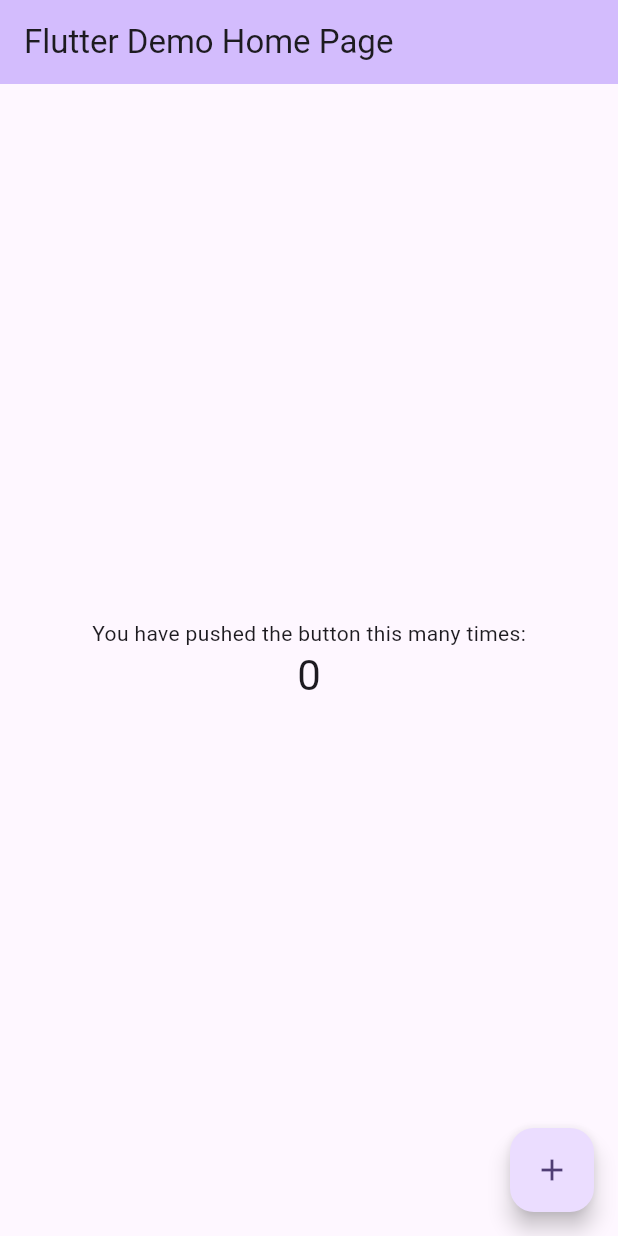
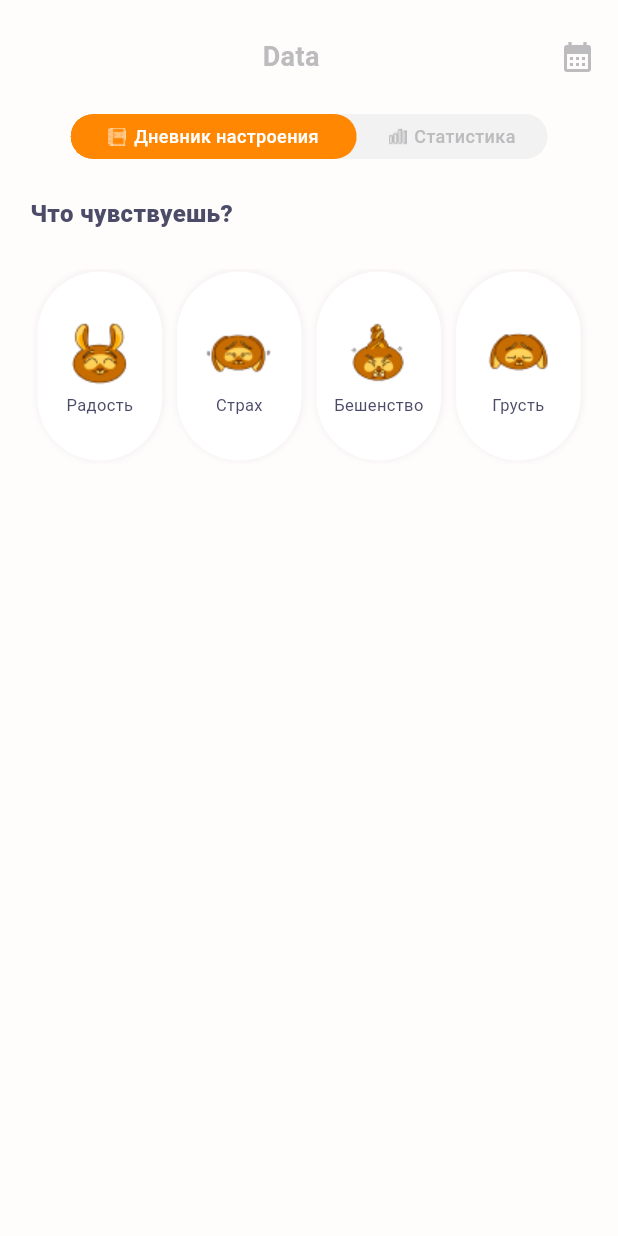
Before and after one commit to malerco/evm_test_task, a Flutter app: the screen it shows after launch, on a phone screen of 412 x 824 dp. Run offline on Flutter 3.47's test engine with Material 3 defaults, Android fonts, the phone set to English and light mode, and no system bars.

Commit message:
added toggle button and feeling list

```diff
--- a/lib/main.dart
+++ b/lib/main.dart
@@ -1,4 +1,7 @@
+import 'package:evm_test_task/ui/screens/main_screen/main_screen.dart';
+import 'package:evm_test_task/ui/screens/main_screen/main_screen_view_model.dart';
 import 'package:flutter/material.dart';
+import 'package:provider/provider.dart';
 
 void main() {
   runApp(const MyApp());
@@ -11,115 +14,15 @@ class MyApp extends StatelessWidget {
   @override
   Widget build(BuildContext context) {
     return MaterialApp(
-      title: 'Flutter Demo',
+      debugShowCheckedModeBanner: false,
+      title: 'Malerco TestTask',
       theme: ThemeData(
-        // This is the theme of your application.
-        //
-        // TRY THIS: Try running your application with "flutter run". You'll see
-        // the application has a purple toolbar. Then, without quitting the app,
-        // try changing the seedColor in the colorScheme below to Colors.green
-        // and then invoke "hot reload" (save your changes or press the "hot
-        // reload" button in a Flutter-supported IDE, or press "r" if you used
-        // the command line to start the app).
-        //
-        // Notice that the counter didn't reset back to zero; the application
-        // state is not lost during the reload. To reset the state, use hot
-        // restart instead.
-        //
-        // This works for code too, not just values: Most code changes can be
+
         // tested with just a hot reload.
         colorScheme: ColorScheme.fromSeed(seedColor: Colors.deepPurple),
         useMaterial3: true,
       ),
-      home: const MyHomePage(title: 'Flutter Demo Home Page'),
+      home: ChangeNotifierProvider(create: (context) => MainScreenViewModel(), child: MainScreen()),
     );
   }
 }
-
-class MyHomePage extends StatefulWidget {
-  const MyHomePage({super.key, required this.title});
-
-  // This widget is the home page of your application. It is stateful, meaning
-  // that it has a State object (defined below) that contains fields that affect
-  // how it looks.
-
-  // This class is the configuration for the state. It holds the values (in this
-  // case the title) provided by the parent (in this case the App widget) and
-  // used by the build method of the State. Fields in a Widget subclass are
-  // always marked "final".
-
-  final String title;
-
-  @override
-  State<MyHomePage> createState() => _MyHomePageState();
-}
-
-class _MyHomePageState extends State<MyHomePage> {
-  int _counter = 0;
-
-  void _incrementCounter() {
-    setState(() {
-      // This call to setState tells the Flutter framework that something has
-      // changed in this State, which causes it to rerun the build method below
-      // so that the display can reflect the updated values. If we changed
-      // _counter without calling setState(), then the build method would not be
-      // called again, and so nothing would appear to happen.
-      _counter++;
-    });
-  }
-
-  @override
-  Widget build(BuildContext context) {
-    // This method is rerun every time setState is called, for instance as done
-    // by the _incrementCounter method above.
-    //
-    // The Flutter framework has been optimized to make rerunning build methods
-    // fast, so that you can just rebuild anything that needs updating rather
-    // than having to individually change instances of widgets.
-    return Scaffold(
-      appBar: AppBar(
-        // TRY THIS: Try changing the color here to a specific color (to
-        // Colors.amber, perhaps?) and trigger a hot reload to see the AppBar
-        // change color while the other colors stay the same.
-        backgroundColor: Theme.of(context).colorScheme.inversePrimary,
-        // Here we take the value from the MyHomePage object that was created by
-        // the App.build method, and use it to set our appbar title.
-        title: Text(widget.title),
-      ),
-      body: Center(
-        // Center is a layout widget. It takes a single child and positions it
-        // in the middle of the parent.
-        child: Column(
-          // Column is also a layout widget. It takes a list of children and
-          // arranges them vertically. By default, it sizes itself to fit its
-          // children horizontally, and tries to be as tall as its parent.
-          //
-          // Column has various properties to control how it sizes itself and
-          // how it positions its children. Here we use mainAxisAlignment to
-          // center the children vertically; the main axis here is the vertical
-          // axis because Columns are vertical (the cross axis would be
-          // horizontal).
-          //
-          // TRY THIS: Invoke "debug painting" (choose the "Toggle Debug Paint"
-          // action in the IDE, or press "p" in the console), to see the
-          // wireframe for each widget.
-          mainAxisAlignment: MainAxisAlignment.center,
-          children: <Widget>[
-            const Text(
-              'You have pushed the button this many times:',
-            ),
-            Text(
-              '$_counter',
-              style: Theme.of(context).textTheme.headlineMedium,
-            ),
-          ],
-        ),
-      ),
-      floatingActionButton: FloatingActionButton(
-        onPressed: _incrementCounter,
-        tooltip: 'Increment',
-        child: const Icon(Icons.add),
-      ), // This trailing comma makes auto-formatting nicer for build methods.
-    );
-  }
-}
--- /dev/null
+++ b/lib/ui/screens/main_screen/main_screen.dart
@@ -0,0 +1,207 @@
+import 'package:evm_test_task/ui/screens/main_screen/main_screen_view_model.dart';
+import 'package:flutter/material.dart';
+import 'package:provider/provider.dart';
+
+class MainScreen extends StatefulWidget {
+  const MainScreen({super.key});
+
+  @override
+  State<MainScreen> createState() => _MainScreenState();
+}
+
+class _MainScreenState extends State<MainScreen> {
+  @override
+  Widget build(BuildContext context) {
+    return Scaffold(
+      backgroundColor: Color.fromRGBO(255, 253, 252, 1),
+      body: SafeArea(
+        child: SingleChildScrollView(
+          child: Column(
+            crossAxisAlignment: CrossAxisAlignment.start,
+            children: [
+              _TitleWidget(),
+
+              _ToggleButtons(),
+
+              _FeelingListWithIcons()
+            ],
+          ),
+        ),
+      ),
+    );
+  }
+}
+
+class _TitleWidget extends StatelessWidget {
+  const _TitleWidget({super.key});
+
+  @override
+  Widget build(BuildContext context) {
+    return Padding(
+      padding: const EdgeInsets.symmetric(horizontal: 15.0, vertical: 25),
+      child: Row(
+        mainAxisAlignment: MainAxisAlignment.spaceBetween,
+        children: [
+          SizedBox.shrink(),
+          Text('Data', style: TextStyle(fontSize: 18, fontWeight: FontWeight.w700, color: Color.fromRGBO(188, 188, 191, 1)),),
+          Icon(Icons.calendar_month, size: 24, color: Color.fromRGBO(188, 188, 191, 1),),
+        ],
+      ),
+    );
+  }
+}
+
+class _ToggleButtons extends StatefulWidget {
+  @override
+  _ToggleButtonsState createState() => _ToggleButtonsState();
+}
+
+class _ToggleButtonsState extends State<_ToggleButtons> {
+  var selectedIndex = 0;
+
+  @override
+  Widget build(BuildContext context) {
+    return Padding(
+      padding: const EdgeInsets.symmetric(horizontal: 47.0),
+      child: Container(
+        height: 30,
+        decoration: BoxDecoration(
+          color: Color.fromRGBO(242, 242, 242, 1),
+          borderRadius: BorderRadius.circular(30),
+        ),
+        clipBehavior: Clip.hardEdge,
+        child: Row(
+          mainAxisAlignment: MainAxisAlignment.spaceBetween,
+          children: [
+            Expanded(
+              flex: 3,
+              child: GestureDetector(
+                onTap: () {
+                  setState(() {
+                    selectedIndex = 0;
+                  });
+                },
+                child: Container(
+                  width: 150,
+                  height: 50,
+                  decoration: BoxDecoration(
+                      color: selectedIndex == 0 ? Color.fromRGBO(255, 135, 2, 1) : Color.fromRGBO(242, 242, 242, 1),
+                      borderRadius: BorderRadius.circular(30)
+                  ),
+                  child: Row(
+                    mainAxisAlignment: MainAxisAlignment.center,
+                    children: [
+                      ImageIcon(
+                        AssetImage('assets/images/journal.png'),
+                        color: selectedIndex == 0 ?  Colors.white : Color.fromRGBO(60, 60, 67, 0.6),
+                        size: 12,
+                      ),
+                      SizedBox(width: 5,),
+                      Text('Дневник настроения', style: TextStyle(color: selectedIndex == 0 ? Colors.white : Color.fromRGBO(188, 188, 191, 1), fontSize: 12, fontWeight: FontWeight.w500),)
+                    ],
+                  ),
+                ),
+              ),
+            ),
+
+            Expanded(
+              flex: 2,
+              child: GestureDetector(
+                onTap: () {
+                  setState(() {
+                    selectedIndex = 1;
+                  });
+                },
+                child: Container(
+                  width: 150,
+                  height: 50,
+                  decoration: BoxDecoration(
+                      color: selectedIndex == 1 ? Color.fromRGBO(255, 135, 2, 1) : Color.fromRGBO(242, 242, 242, 1),
+                      borderRadius: BorderRadius.circular(30)
+                  ),
+                  child: Row(
+                    mainAxisAlignment: MainAxisAlignment.center,
+                    children: [
+                      ImageIcon(
+                        AssetImage('assets/images/chart.png'),
+                        color: selectedIndex == 1 ?  Colors.white : Color.fromRGBO(60, 60, 67, 0.6),
+                        size: 12,
+                      ),
+                      SizedBox(width: 5,),
+                      Text('Статистика', style: TextStyle(color: selectedIndex == 1 ? Colors.white : Color.fromRGBO(188, 188, 191, 1), fontSize: 12, fontWeight: FontWeight.w500),)
+                    ],
+                  ),
+                ),
+              ),
+            )
+          ],
+        ),
+      ),
+    );
+  }
+}
+
+
+class _FeelingListWithIcons extends StatelessWidget {
+  const _FeelingListWithIcons({super.key});
+
+  @override
+  Widget build(BuildContext context) {
+    final model = context.watch<MainScreenViewModel>();
+    return Padding(
+      padding: const EdgeInsets.symmetric(horizontal: 20.0, vertical: 25),
+      child: Column(
+        crossAxisAlignment: CrossAxisAlignment.start,
+        children: [
+          Text('Что чувствуешь?', style: TextStyle(color: Color.fromRGBO(76, 76, 105, 1), fontSize: 16, fontWeight: FontWeight.w800),),
+
+          SizedBox(height: 25,),
+
+          SizedBox(
+            height: 130,
+            child: ListView.builder(
+              scrollDirection: Axis.horizontal,
+              itemCount: model.feelingWithIconAssetsPath.length,
+              itemBuilder: (context, index) {
+                return Padding(
+                  padding: const EdgeInsets.symmetric(horizontal: 5.0, vertical: 2),
+                  child: GestureDetector(
+                    onTap: () => model.feelingSelected(index),
+                    child: Container(
+                      width: 83,
+                      height: 118,
+                      decoration: BoxDecoration(
+                        borderRadius: BorderRadius.circular(50),
+                        color: Color.fromRGBO(255, 255, 255, 1),
+                        border: model.selectedFeeling == index ? Border.all(color: Color.fromRGBO(255, 135, 2, 1), width: 2) : null,
+                        boxShadow: [
+                          BoxShadow(
+                            color: Color.fromRGBO(182, 161, 192, 0.11),
+                            spreadRadius: 2,
+                            blurRadius: 3,
+                            offset: Offset(0.5, -0.5),
+                          ),
+                        ],
+                      ),
+
+                      child: Column(
+                        mainAxisAlignment: MainAxisAlignment.center,
+                        children: [
+                          Image.asset(model.feelingWithIconAssetsPath[index]),
+
+                          SizedBox(height: 2,),
+
+                          Text(model.feelingWithIconNames[index], style: TextStyle(fontSize: 11, fontWeight: FontWeight.w400, color: Color.fromRGBO(76, 76, 105, 1)),)
+                        ],
+                      ),
+                    ),
+                  ),
+                );
+              },
+            ),
+          ),
+        ],
+      ),
+    );
+  }
+}
--- /dev/null
+++ b/lib/ui/screens/main_screen/main_screen_view_model.dart
@@ -0,0 +1,19 @@
+import 'package:flutter/foundation.dart';
+
+class MainScreenViewModel extends ChangeNotifier{
+  final List<String> _feelingWithIconAssetsPath = ['assets/images/joy.png', 'assets/images/fear.png', 'assets/images/rage.png', 'assets/images/sadness.png', 'assets/images/calm.png', 'assets/images/power.png'];
+  final List<String> _feelingWithIconNames = ['Радость', 'Страх', 'Бешенство', 'Грусть', 'Спокойствие', 'Сила'];
+
+  var _selectedFeeling = -1;
+
+  List<String> get feelingWithIconAssetsPath => _feelingWithIconAssetsPath.toList();
+
+  List<String> get feelingWithIconNames => _feelingWithIconNames.toList();
+
+  int get selectedFeeling => _selectedFeeling;
+
+  void feelingSelected(int index){
+    _selectedFeeling = index;
+    notifyListeners();
+  }
+}
--- a/pubspec.yaml
+++ b/pubspec.yaml
@@ -35,6 +35,7 @@ dependencies:
   # The following adds the Cupertino Icons font to your application.
   # Use with the CupertinoIcons class for iOS style icons.
   cupertino_icons: ^1.0.6
+  provider: ^6.1.2
 
 dev_dependencies:
   flutter_test:
@@ -59,8 +60,9 @@ flutter:
   uses-material-design: true
 
   # To add assets to your application, add an assets section, like this:
-  # assets:
-  #   - images/a_dot_burr.jpeg
+  assets:
+    - assets/
+    - assets/images/
   #   - images/a_dot_ham.jpeg
 
   # An image asset can refer to one or more resolution-specific "variants", see
```
Also changed, not shown: assets/images/calm.png (added), assets/images/chart.png (added), assets/images/fear.png (added), assets/images/journal.png (added), assets/images/joy.png (added), assets/images/power.png (added), assets/images/rage.png (added), assets/images/sadness.png (added), pubspec.lock.
